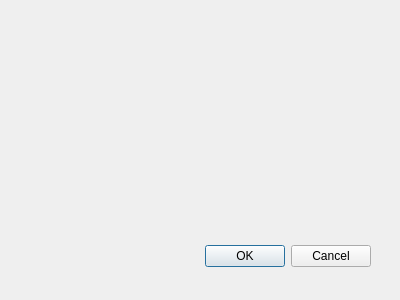
This is metodics/extendtest/extend3dgamesparamsdialog.ui in grigp/a-analyser as Qt 5 draws it before an edit. The edited form follows.
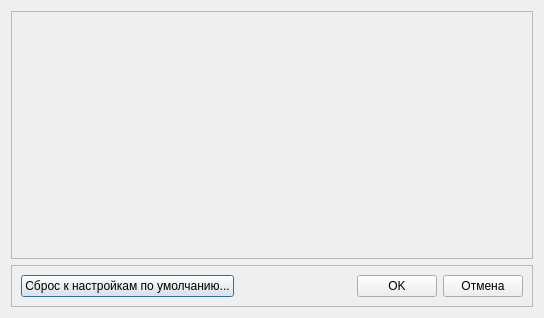
This is the edited form.

Commit message: Сброс параметров методик по умолчанию. Закончено

```diff
--- a/metodics/extendtest/extend3dgamesparamsdialog.ui
+++ b/metodics/extendtest/extend3dgamesparamsdialog.ui
@@ -8,29 +8,77 @@
    <rect>
     <x>0</x>
     <y>0</y>
-    <width>400</width>
-    <height>300</height>
+    <width>544</width>
+    <height>318</height>
    </rect>
   </property>
   <property name="windowTitle">
    <string>Dialog</string>
   </property>
-  <widget name="buttonBox" class="QDialogButtonBox">
-   <property name="geometry">
-    <rect>
-     <x>30</x>
-     <y>240</y>
-     <width>341</width>
-     <height>32</height>
-    </rect>
-   </property>
-   <property name="orientation">
-    <enum>Qt::Horizontal</enum>
-   </property>
-   <property name="standardButtons">
-    <set>QDialogButtonBox::Cancel|QDialogButtonBox::Ok</set>
-   </property>
-  </widget>
+  <layout class="QVBoxLayout" name="verticalLayout">
+   <item>
+    <widget class="QFrame" name="frame">
+     <property name="frameShape">
+      <enum>QFrame::StyledPanel</enum>
+     </property>
+     <property name="frameShadow">
+      <enum>QFrame::Raised</enum>
+     </property>
+    </widget>
+   </item>
+   <item>
+    <widget class="QFrame" name="frame_3">
+     <property name="sizePolicy">
+      <sizepolicy hsizetype="Preferred" vsizetype="Fixed">
+       <horstretch>0</horstretch>
+       <verstretch>0</verstretch>
+      </sizepolicy>
+     </property>
+     <property name="frameShape">
+      <enum>QFrame::StyledPanel</enum>
+     </property>
+     <property name="frameShadow">
+      <enum>QFrame::Raised</enum>
+     </property>
+     <layout class="QHBoxLayout" name="horizontalLayout_11">
+      <item>
+       <widget class="QPushButton" name="btnDefault">
+        <property name="text">
+         <string>Сброс к настройкам по умолчанию...</string>
+        </property>
+       </widget>
+      </item>
+      <item>
+       <spacer name="horizontalSpacer_11">
+        <property name="orientation">
+         <enum>Qt::Horizontal</enum>
+        </property>
+        <property name="sizeHint" stdset="0">
+         <size>
+          <width>40</width>
+          <height>20</height>
+         </size>
+        </property>
+       </spacer>
+      </item>
+      <item>
+       <widget class="QPushButton" name="btnOK">
+        <property name="text">
+         <string>OK</string>
+        </property>
+       </widget>
+      </item>
+      <item>
+       <widget class="QPushButton" name="btnCancel">
+        <property name="text">
+         <string>Отмена</string>
+        </property>
+       </widget>
+      </item>
+     </layout>
+    </widget>
+   </item>
+  </layout>
  </widget>
  <pixmapfunction/>
  <resources/>
```
Left out of the diff: 58 changed lines with no effect on the pictures. The commit also changes 41 other files.
